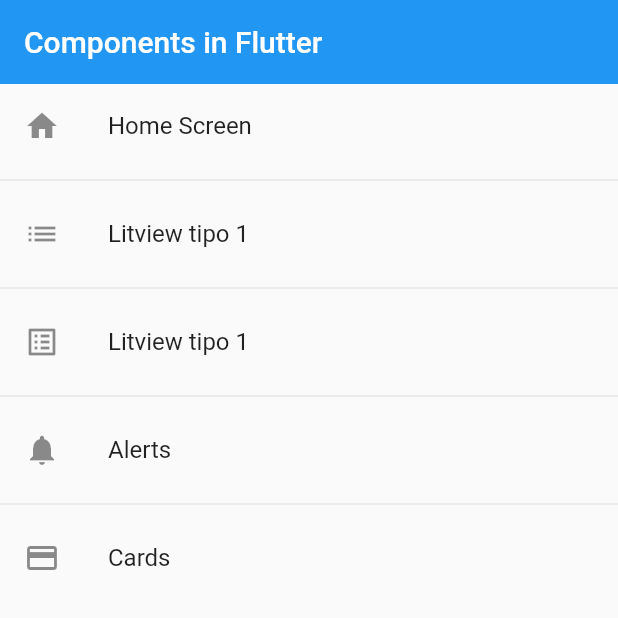
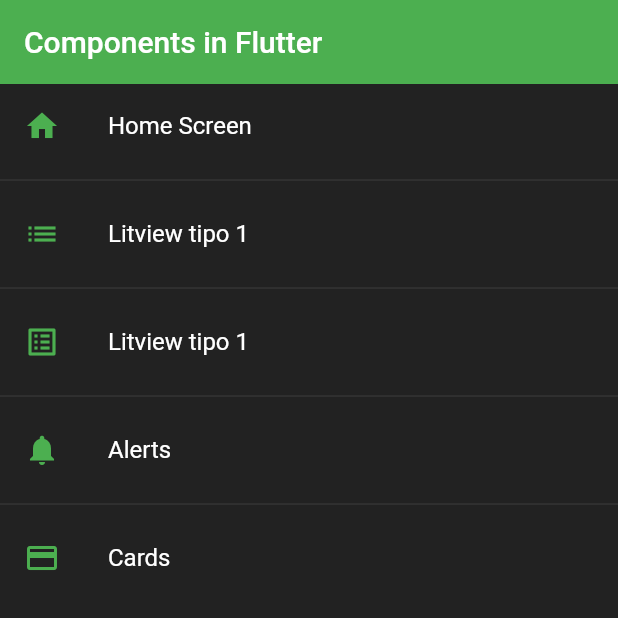
Before and after one commit to Reales09/components_flutter, a Flutter app: the screen it shows after launch, on a phone screen of 412 x 824 dp, the top half of it. Run offline on Flutter 3.47's test engine with Material 2 defaults, Android fonts, the phone set to English and light mode, and no system bars.

Commit message:
Se agrega temas globales

```diff
--- a/lib/main.dart
+++ b/lib/main.dart
@@ -1,3 +1,4 @@
+import 'package:fl_components/theme/app_theme.dart';
 import 'package:flutter/material.dart';
 
 import 'package:fl_components/router/app_routes.dart';
@@ -12,10 +13,10 @@ class MyApp extends StatelessWidget {
     return MaterialApp(
       debugShowCheckedModeBanner: false,
       title: 'Material App',
-      //home: const CardScreen(),
       initialRoute: AppRoutes.initialRoute,
       routes: AppRoutes.getAppRoutes(),
       onGenerateRoute: AppRoutes.onGenersteRoute,
+      theme: AppTheme.darkTheme,
     );
   }
 }
--- a/lib/screens/home_screen.dart
+++ b/lib/screens/home_screen.dart
@@ -1,6 +1,8 @@
 import 'package:flutter/material.dart';
 
 import 'package:fl_components/router/app_routes.dart';
+
+import '../theme/app_theme.dart';
 
 class HomeScreen extends StatelessWidget {
   const HomeScreen({Key? key}) : super(key: key);
@@ -12,11 +14,11 @@ class HomeScreen extends StatelessWidget {
     return Scaffold(
         appBar: AppBar(
           title: const Text('Components in Flutter'),
-          elevation: 0,
         ),
         body: ListView.separated(
             itemBuilder: (context, index) => ListTile(
-                  leading: Icon(menuOptions[index].icon),
+                  leading:
+                      Icon(menuOptions[index].icon, color: AppTheme.primary),
                   title: Text(menuOptions[index].name),
                   onTap: () {
                     // final route = MaterialPageRoute(
--- a/lib/screens/listview2_screen.dart
+++ b/lib/screens/listview2_screen.dart
@@ -10,8 +10,6 @@ class ListView2Screen extends StatelessWidget {
     return Scaffold(
         appBar: AppBar(
           title: const Text('ListView tipo 2'),
-          elevation: 0,
-          backgroundColor: Colors.indigo,
         ),
         body: ListView.separated(
             itemBuilder: (context, index) => ListTile(
--- /dev/null
+++ b/lib/theme/app_theme.dart
@@ -0,0 +1,26 @@
+import 'package:flutter/material.dart';
+
+class AppTheme {
+  static const Color primary = Colors.green;
+
+  static final ThemeData lightTheme = ThemeData.light().copyWith(
+      //Color primario
+      primaryColor: primary,
+
+      //AppBarTheme
+      appBarTheme: const AppBarTheme(
+        color: primary,
+        elevation: 0,
+      ));
+
+  static final ThemeData darkTheme = ThemeData.dark().copyWith(
+      //Color primario
+      primaryColor: primary,
+
+      //AppBarTheme
+      appBarTheme: const AppBarTheme(
+        color: primary,
+        elevation: 0,
+      ),
+      scaffoldBackgroundColor: Colors.black87);
+}
```
